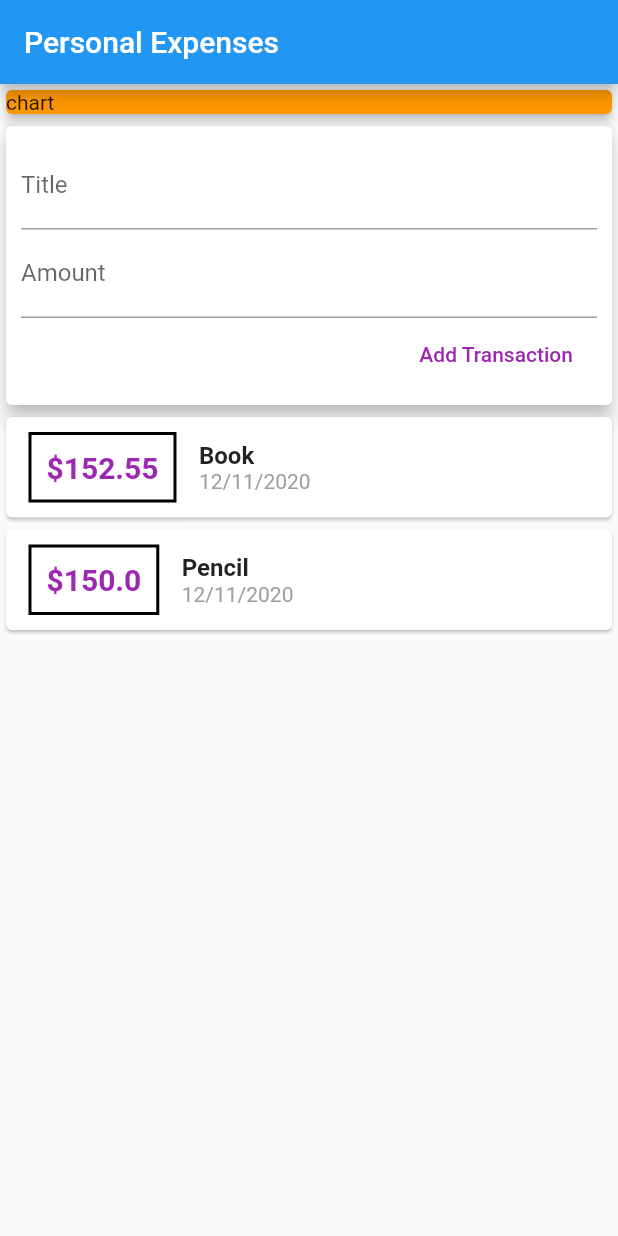
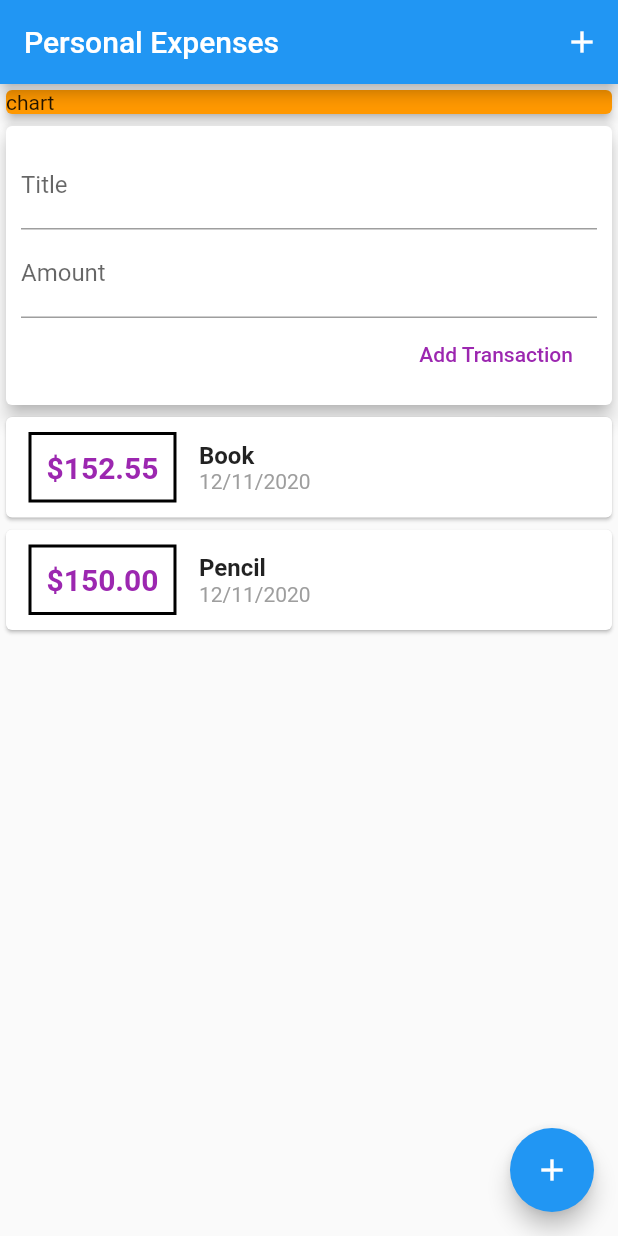
Before and after one commit to diptokumar/personal_expenses, a Flutter app: the screen it shows after launch, after a tap on "Add Transaction", on a phone screen of 412 x 824 dp. Run offline on Flutter 3.47's test engine with Material 2 defaults, Android fonts, the phone set to English and light mode, and no system bars.

Commit message:
transaction list update Listview Builder

```diff
--- a/lib/main.dart
+++ b/lib/main.dart
@@ -23,18 +23,27 @@ class MyApp extends StatelessWidget {
   }
 }
 
-class MyHome extends StatelessWidget {
-  //String titleInput;
-  //String amountInput;
+class MyHome extends StatefulWidget {
 
-  final titleeditingcontroller = TextEditingController();
-  final amounteditingcontroller = TextEditingController();
+  @override
+  _MyHomeState createState() => _MyHomeState();
+}
+
+class _MyHomeState extends State<MyHome> {
+  void startNewTransaction(BuildContext ctx){
+
+  }
 
   @override
   Widget build(BuildContext context) {
     return Scaffold(
+
       appBar: AppBar(
+        actions: [
+          IconButton(icon: Icon(Icons.add), onPressed: (){})
+        ],
         title: Text('Personal Expenses'),
+
       ),
       body: SingleChildScrollView(
         child: Column(
@@ -54,6 +63,10 @@ class MyHome extends StatelessWidget {
           ],
         ),
       ),
+      floatingActionButton: FloatingActionButton(
+        child: Icon(Icons.add),
+        onPressed: (){},
+      ),
     );
   }
 }
--- a/lib/widgets/new_transaction.dart
+++ b/lib/widgets/new_transaction.dart
@@ -1,10 +1,21 @@
 import 'package:flutter/material.dart';
+
 // ignore: camel_case_types
 class New_Transaction extends StatelessWidget {
   final Function addTx;
   New_Transaction(this.addTx);
   final titleeditingcontroller = TextEditingController();
   final amounteditingcontroller = TextEditingController();
+
+  void submitted() {
+    final enteredtitled = titleeditingcontroller.text;
+    final enterdamount = double.parse(amounteditingcontroller.text);
+    if (enterdamount <= 0 || enteredtitled.isEmpty) {
+      return;
+    }
+    addTx(enteredtitled, enterdamount);
+  }
+
   @override
   Widget build(BuildContext context) {
     return Card(
@@ -20,15 +31,17 @@ class New_Transaction extends StatelessWidget {
                 labelText: 'Title',
               ),
               controller: titleeditingcontroller,
+              keyboardType: TextInputType.text,
+              onSubmitted: (_) => submitted(),
             ),
             TextField(
               decoration: InputDecoration(labelText: 'Amount'),
               controller: amounteditingcontroller,
+              keyboardType: TextInputType.number,
+              onSubmitted: (_) => submitted(),
             ),
             FlatButton(
-              onPressed: () {
-                  addTx(titleeditingcontroller.text, double.parse(amounteditingcontroller.text));
-              },
+              onPressed: submitted,
               child: Text('Add Transaction'),
               textColor: Colors.purple,
             )
--- a/lib/widgets/transaction_list.dart
+++ b/lib/widgets/transaction_list.dart
@@ -9,14 +9,16 @@ class TransactionList extends StatelessWidget {
 
   @override
   Widget build(BuildContext context) {
-    return Column(
-      children: transactions
-          .map((tx) => Card(
+    return Container(
+      height: 300,
+      child: ListView.builder(
+        itemBuilder: (ctx, index){
+          return Card(
             child: Row(
               children: [
                 Container(
-              margin: EdgeInsets.symmetric(
-                  horizontal: 15, vertical: 10),
+                  margin:
+                  EdgeInsets.symmetric(horizontal: 15, vertical: 10),
                   decoration: BoxDecoration(
                     border: Border.all(
                       color: Colors.black,
@@ -25,7 +27,7 @@ class TransactionList extends StatelessWidget {
                   ),
                   padding: EdgeInsets.all(10.0),
                   child: Text(
-                '\$${tx.amount}',
+                    '\$${transactions[index].amount.toStringAsFixed(2)}',
                     style: TextStyle(
                         fontWeight: FontWeight.bold,
                         fontSize: 20,
@@ -36,20 +38,23 @@ class TransactionList extends StatelessWidget {
                   crossAxisAlignment: CrossAxisAlignment.start,
                   children: [
                     Text(
-                  tx.title,
+                      transactions[index].title,
                       style: TextStyle(
                           fontSize: 16, fontWeight: FontWeight.bold),
                     ),
                     Text(
-                  DateFormat.yMd().format(tx.date),
+                      DateFormat.yMd().format(transactions[index].date),
                       style: TextStyle(color: Colors.grey),
                     )
                   ],
                 )
               ],
             ),
-      ))
-          .toList(),
+          );
+    },
+        itemCount: transactions.length,
+
+      ),
     );
   }
 }
--- a/lib/widgets/user_transaction.dart
+++ b/lib/widgets/user_transaction.dart
@@ -1,5 +1,4 @@
 import 'package:flutter/material.dart';
-import 'package:intl/intl.dart';
 import 'package:personal_expenses/models/transaction.dart';
 import 'transaction_list.dart';
 import 'new_transaction.dart';
```
Lines whose indentation alone changed are shown as unchanged.
